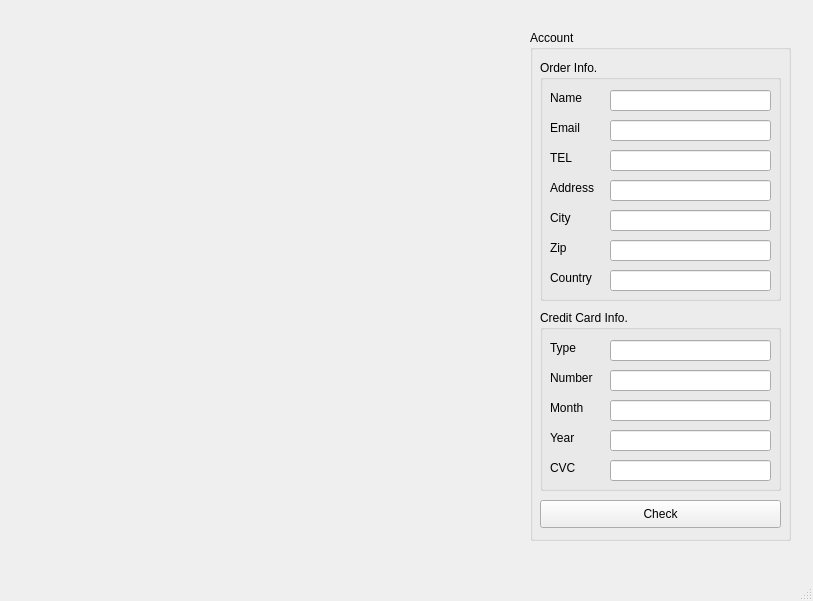
First picture: the form in SuperSupreme.ui, repository 100th/SuperSupreme, before the edit.
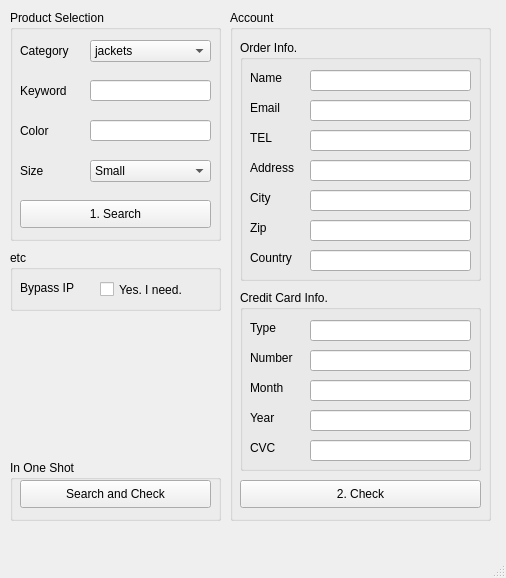
Second picture: the form after the edit. Icons and pictures are not drawn.

```diff
--- a/SuperSupreme.ui
+++ b/SuperSupreme.ui
@@ -6,8 +6,8 @@
    <rect>
     <x>0</x>
     <y>0</y>
-    <width>813</width>
-    <height>601</height>
+    <width>506</width>
+    <height>578</height>
    </rect>
   </property>
   <property name="windowTitle">
@@ -21,8 +21,8 @@
    <widget class="QGroupBox" name="groupBox">
     <property name="geometry">
      <rect>
-      <x>530</x>
-      <y>30</y>
+      <x>230</x>
+      <y>10</y>
       <width>261</width>
       <height>511</height>
      </rect>
@@ -345,7 +345,7 @@
       </rect>
      </property>
      <property name="text">
-      <string>Check</string>
+      <string>2. Check</string>
      </property>
     </widget>
     <zorder>groupBox_2</zorder>
@@ -353,6 +353,264 @@
     <zorder>label_7</zorder>
     <zorder>pushButton</zorder>
    </widget>
+   <widget class="QGroupBox" name="groupBox_4">
+    <property name="geometry">
+     <rect>
+      <x>10</x>
+      <y>10</y>
+      <width>211</width>
+      <height>231</height>
+     </rect>
+    </property>
+    <property name="title">
+     <string>Product Selection</string>
+    </property>
+    <widget class="QComboBox" name="comboBox">
+     <property name="geometry">
+      <rect>
+       <x>80</x>
+       <y>30</y>
+       <width>121</width>
+       <height>22</height>
+      </rect>
+     </property>
+     <item>
+      <property name="text">
+       <string>jackets</string>
+      </property>
+     </item>
+     <item>
+      <property name="text">
+       <string>shirts</string>
+      </property>
+     </item>
+     <item>
+      <property name="text">
+       <string>tops/sweaters</string>
+      </property>
+     </item>
+     <item>
+      <property name="text">
+       <string>sweatshirts</string>
+      </property>
+     </item>
+     <item>
+      <property name="text">
+       <string>pants</string>
+      </property>
+     </item>
+     <item>
+      <property name="text">
+       <string>shorts</string>
+      </property>
+     </item>
+     <item>
+      <property name="text">
+       <string>hats</string>
+      </property>
+     </item>
+     <item>
+      <property name="text">
+       <string>bags</string>
+      </property>
+     </item>
+     <item>
+      <property name="text">
+       <string>accessories</string>
+      </property>
+     </item>
+     <item>
+      <property name="text">
+       <string>skate</string>
+      </property>
+     </item>
+    </widget>
+    <widget class="QLabel" name="label_13">
+     <property name="geometry">
+      <rect>
+       <x>10</x>
+       <y>33</y>
+       <width>64</width>
+       <height>15</height>
+      </rect>
+     </property>
+     <property name="text">
+      <string>Category</string>
+     </property>
+    </widget>
+    <widget class="QLabel" name="label_14">
+     <property name="geometry">
+      <rect>
+       <x>10</x>
+       <y>73</y>
+       <width>64</width>
+       <height>15</height>
+      </rect>
+     </property>
+     <property name="text">
+      <string>Keyword</string>
+     </property>
+    </widget>
+    <widget class="QLineEdit" name="lineEdit_13">
+     <property name="geometry">
+      <rect>
+       <x>80</x>
+       <y>70</y>
+       <width>121</width>
+       <height>21</height>
+      </rect>
+     </property>
+    </widget>
+    <widget class="QLabel" name="label_15">
+     <property name="geometry">
+      <rect>
+       <x>10</x>
+       <y>113</y>
+       <width>64</width>
+       <height>15</height>
+      </rect>
+     </property>
+     <property name="text">
+      <string>Color</string>
+     </property>
+    </widget>
+    <widget class="QLineEdit" name="lineEdit_14">
+     <property name="geometry">
+      <rect>
+       <x>80</x>
+       <y>110</y>
+       <width>121</width>
+       <height>21</height>
+      </rect>
+     </property>
+    </widget>
+    <widget class="QLabel" name="label_16">
+     <property name="geometry">
+      <rect>
+       <x>10</x>
+       <y>153</y>
+       <width>64</width>
+       <height>15</height>
+      </rect>
+     </property>
+     <property name="text">
+      <string>Size</string>
+     </property>
+    </widget>
+    <widget class="QComboBox" name="comboBox_2">
+     <property name="geometry">
+      <rect>
+       <x>80</x>
+       <y>150</y>
+       <width>121</width>
+       <height>22</height>
+      </rect>
+     </property>
+     <item>
+      <property name="text">
+       <string>Small</string>
+      </property>
+     </item>
+     <item>
+      <property name="text">
+       <string>Medium</string>
+      </property>
+     </item>
+     <item>
+      <property name="text">
+       <string>Large</string>
+      </property>
+     </item>
+     <item>
+      <property name="text">
+       <string>Xlarge</string>
+      </property>
+     </item>
+     <item>
+      <property name="text">
+       <string>None</string>
+      </property>
+     </item>
+    </widget>
+    <widget class="QPushButton" name="pushButton_2">
+     <property name="geometry">
+      <rect>
+       <x>10</x>
+       <y>190</y>
+       <width>191</width>
+       <height>28</height>
+      </rect>
+     </property>
+     <property name="text">
+      <string>1. Search</string>
+     </property>
+    </widget>
+   </widget>
+   <widget class="QGroupBox" name="groupBox_5">
+    <property name="geometry">
+     <rect>
+      <x>10</x>
+      <y>460</y>
+      <width>211</width>
+      <height>61</height>
+     </rect>
+    </property>
+    <property name="title">
+     <string>In One Shot</string>
+    </property>
+    <widget class="QPushButton" name="pushButton_3">
+     <property name="geometry">
+      <rect>
+       <x>10</x>
+       <y>20</y>
+       <width>191</width>
+       <height>28</height>
+      </rect>
+     </property>
+     <property name="text">
+      <string>Search and Check</string>
+     </property>
+    </widget>
+   </widget>
+   <widget class="QGroupBox" name="groupBox_6">
+    <property name="geometry">
+     <rect>
+      <x>10</x>
+      <y>250</y>
+      <width>211</width>
+      <height>61</height>
+     </rect>
+    </property>
+    <property name="title">
+     <string>etc</string>
+    </property>
+    <widget class="QLabel" name="label_17">
+     <property name="geometry">
+      <rect>
+       <x>10</x>
+       <y>30</y>
+       <width>81</width>
+       <height>16</height>
+      </rect>
+     </property>
+     <property name="text">
+      <string>Bypass IP</string>
+     </property>
+    </widget>
+    <widget class="QCheckBox" name="checkBox">
+     <property name="geometry">
+      <rect>
+       <x>90</x>
+       <y>30</y>
+       <width>101</width>
+       <height>19</height>
+      </rect>
+     </property>
+     <property name="text">
+      <string>Yes. I need.</string>
+     </property>
+    </widget>
+   </widget>
   </widget>
   <widget class="QMenuBar" name="menubar">
    <property name="geometry">
```
Left out of the diff: 4 changed lines with no effect on the pictures.
